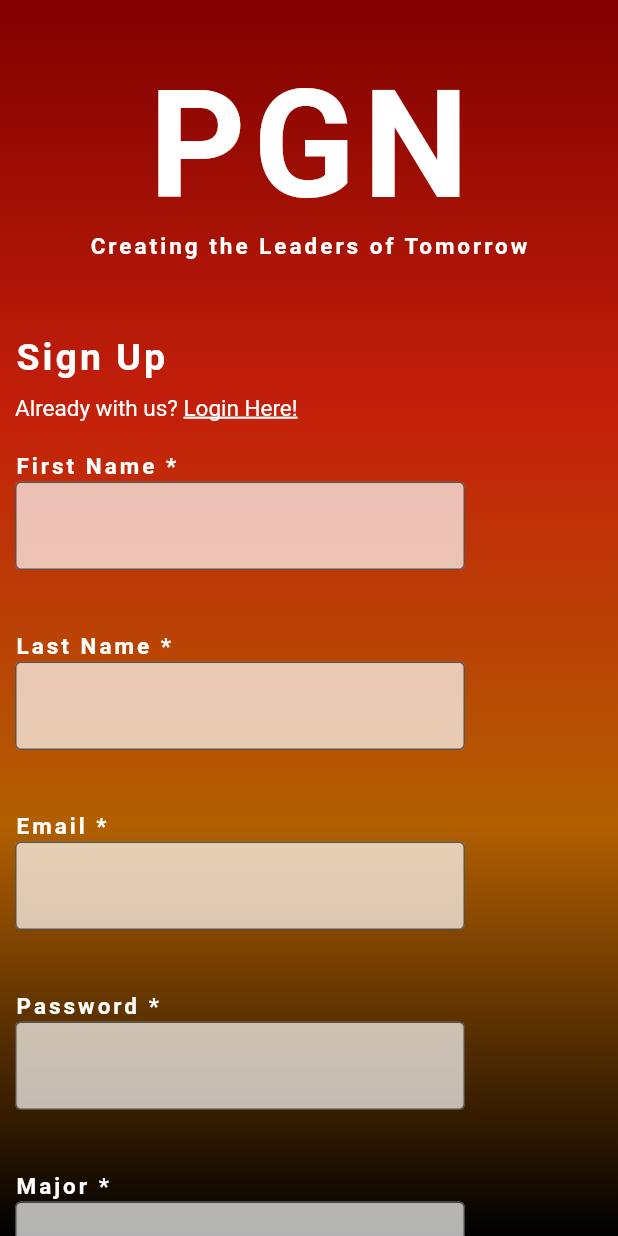
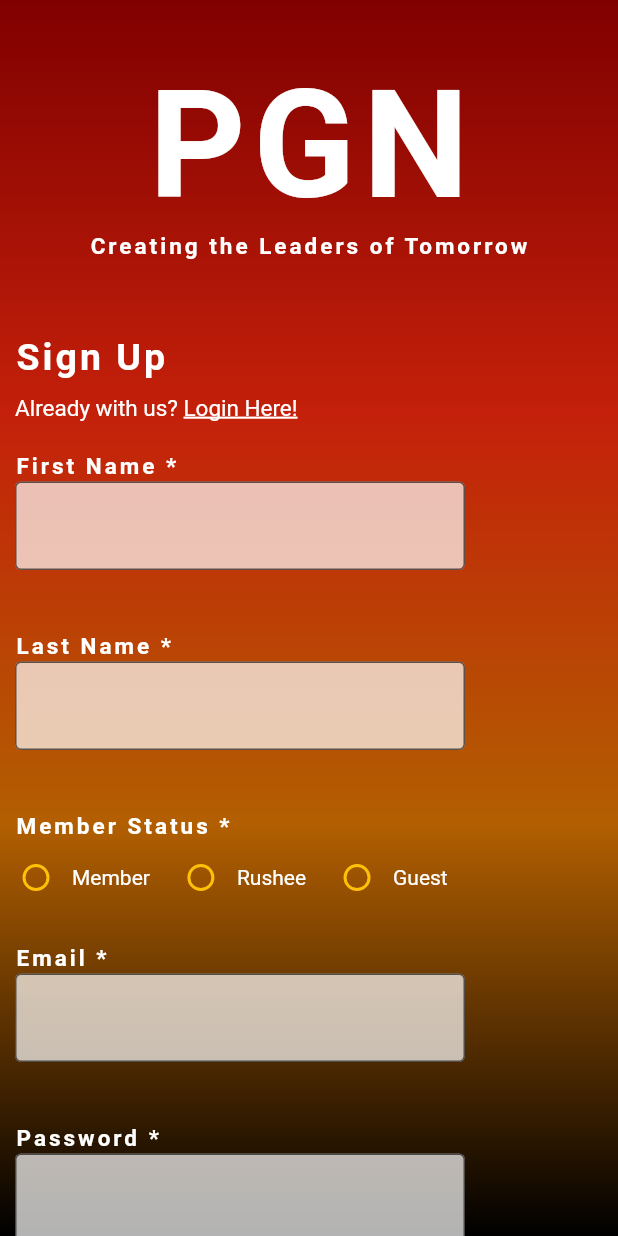
Before and after one commit to PGNTechChair/pgn_app, a Flutter app: the SignUp screen opened by its route, on a phone screen of 412 x 824 dp. Run offline on Flutter 3.47's test engine with Material 2 defaults, Android fonts, the phone set to English and light mode, and no system bars; our stand-ins replace cloud_firestore, firebase_auth, firebase_core, flutter_spinkit, rive; accounts and stored records are empty.

Commit message:
Added new parameter for a user 'memberStatus'

```diff
--- a/lib/models/member.dart
+++ b/lib/models/member.dart
@@ -4,7 +4,8 @@ class Member
   late final String year;
   late final String firstName;
   late final String lastName;
+  late final String memberStatus;
 
-  Member({required this.major, required this.year, required this.firstName, required this.lastName});
+  Member({required this.major, required this.year, required this.firstName, required this.lastName, required this.memberStatus});
 
 }
--- a/lib/models/user.dart
+++ b/lib/models/user.dart
@@ -13,8 +13,10 @@ class UserData
   final String lastName;
   final String major;
   final String year;
+  final String memberStatus;
 
   UserData({required this.uid, required this.firstName,
-    required this.lastName, required this.major, required this.year});
+    required this.lastName, required this.major, required this.year,
+    required this.memberStatus});
 
 }
--- a/lib/pages/signup.dart
+++ b/lib/pages/signup.dart
@@ -23,6 +23,7 @@ class _SignUpState extends State<SignUp> {
   final _formKey = GlobalKey<FormState>();
   bool loading = false;
   final List<String> years = ['Freshman', 'Sophomore', 'Junior', 'Senior'];
+  final List<String> statuses = ['Member', 'Rushee', 'Guest'];
 
 
   // text field state
@@ -33,9 +34,11 @@ class _SignUpState extends State<SignUp> {
   String firstName = '';
   String lastName = '';
   String error = '';
+  String memberStatus = '';
 
   @override
   Widget build(BuildContext context) {
+
     return loading ? Loading() : Scaffold(
       backgroundColor: Colors.transparent,
       body: Container(
@@ -230,6 +233,50 @@ class _SignUpState extends State<SignUp> {
                       child: Align(
                           alignment: Alignment.centerLeft,
                           child: Text(
+                              "Member Status *",
+                              style: TextStyle(
+                                fontSize: 15,
+                                letterSpacing: 2.0,
+                                fontWeight: FontWeight.bold,
+                                color: Colors.white,
+                              ),
+                          ),
+                      ),
+                  ),
+                  Wrap(
+                    spacing: 10,
+                    runSpacing: 10,
+                    children: statuses.map((status) {
+                      return Row(
+                        mainAxisSize: MainAxisSize.min,
+                        children: [
+                          Radio(
+                            fillColor: MaterialStateColor.resolveWith((states) => Colors.amber),
+                            value: status,
+                            groupValue: memberStatus,
+                            onChanged: (String? val) {
+                              setState(() {
+                                memberStatus = val!;
+                              });
+                            },
+                          ),
+                          Text(
+                              status,
+                            style: TextStyle(
+                              color: Colors.white,
+                            ),
+                          ), // This will display the text alongside the Radio button.
+                        ],
+                      );
+                    }).toList(),
+                  ),
+                  Container(
+                      margin: EdgeInsets.fromLTRB(10, 20, 10, 0),
+                      width: double.infinity,
+                      height: 20,
+                      child: Align(
+                          alignment: Alignment.centerLeft,
+                          child: Text(
                               "Email *",
                               style: TextStyle(
                                 fontSize: 15,
@@ -401,7 +448,7 @@ class _SignUpState extends State<SignUp> {
                         if (_formKey.currentState!.validate()) {
                           setState(() => loading = true);
                           dynamic result = await _authService.registerWithEmailAndPassword(
-                              email, password, major, year, firstName, lastName);
+                              email, password, major, year, firstName, lastName, memberStatus);
 
                           if (result == null) {
                             setState(() {
```
Also changed, not shown: lib/services/auth.dart (+2 -20 lines), lib/services/database.dart (+24 -7 lines).
